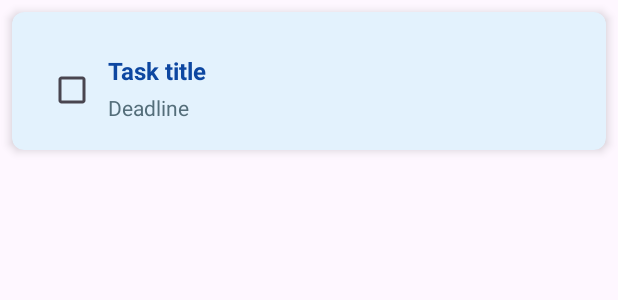
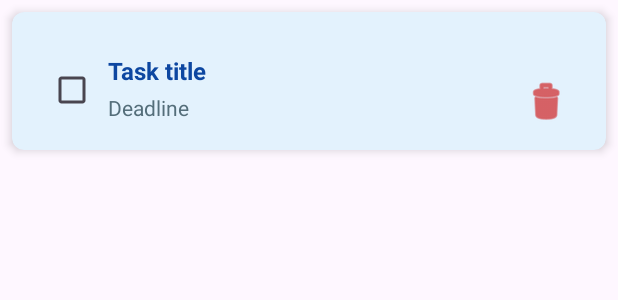
Before and after one commit to tienphatng237/Simple-Todo-App, an Android app: the layout item_task.xml on its own in the app's theme, with its tools: preview values and no code run, on a phone screen of 412 x 824 dp. Shown: the top 300 px of the screen. Run offline under Robolectric (Android 15) with nearby library versions, the phone set to English and light mode, and no system bars.

Commit message:
feat(task): add delete task functionality - Add red trash icon button in item_task.xml - Update TaskAdapter to handle delete with DB and refresh list

```diff
--- a/app/src/main/res/layout/item_task.xml
+++ b/app/src/main/res/layout/item_task.xml
@@ -6,6 +6,7 @@
     app:cardCornerRadius="8dp"
     app:cardElevation="4dp"
     app:cardBackgroundColor="@color/task_card_bg">
+
 
     <androidx.constraintlayout.widget.ConstraintLayout
         android:layout_width="match_parent"
@@ -48,5 +49,19 @@
             app:layout_constraintStart_toEndOf="@id/task_checkbox"
             app:layout_constraintTop_toBottomOf="@id/task_title" />
 
+        <ImageButton
+            android:id="@+id/btn_delete"
+            android:layout_width="32dp"
+            android:layout_height="32dp"
+            android:layout_marginEnd="8dp"
+            android:background="?attr/selectableItemBackgroundBorderless"
+            android:contentDescription="Delete Task"
+            android:src="@android:drawable/ic_menu_delete"
+            android:tint="@android:color/holo_red_dark"
+            app:layout_constraintBottom_toBottomOf="parent"
+            app:layout_constraintEnd_toEndOf="parent"
+            app:layout_constraintTop_toTopOf="parent"
+            app:layout_constraintVertical_bias="1.0" />
+
     </androidx.constraintlayout.widget.ConstraintLayout>
 </androidx.cardview.widget.CardView>
```
Also changed, not shown: app/src/main/java/com/example/todoapp/adapter/TaskAdapter.java (+23 -2 lines).
